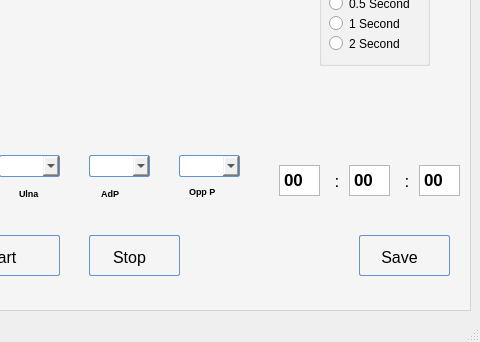
This is POML060_v1/stageprogram.ui in viniltc/POML060 as Qt 5 draws it before an edit; both pictures show x 221 to 701 and y 211 to 553 of the 701 by 553 pixel window. The edited form follows.
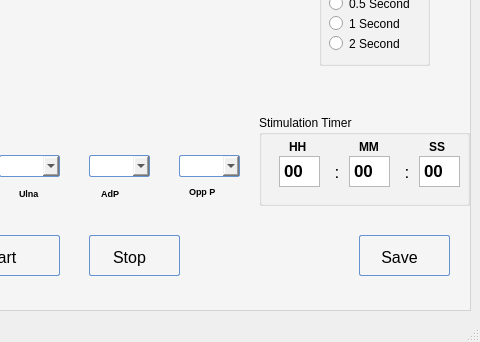
This is the edited form. Icons and pictures are not drawn. Custom widgets are drawn as their Qt base class.

Patch:
```diff
--- a/POML060_v1/stageprogram.ui
+++ b/POML060_v1/stageprogram.ui
@@ -762,7 +762,7 @@
         <property name="geometry">
          <rect>
           <x>490</x>
-          <y>320</y>
+          <y>311</y>
           <width>41</width>
           <height>31</height>
          </rect>
@@ -786,7 +786,7 @@
         <property name="geometry">
          <rect>
           <x>560</x>
-          <y>320</y>
+          <y>311</y>
           <width>41</width>
           <height>31</height>
          </rect>
@@ -810,7 +810,7 @@
         <property name="geometry">
          <rect>
           <x>630</x>
-          <y>320</y>
+          <y>311</y>
           <width>41</width>
           <height>31</height>
          </rect>
@@ -834,7 +834,7 @@
         <property name="geometry">
          <rect>
           <x>540</x>
-          <y>320</y>
+          <y>311</y>
           <width>16</width>
           <height>31</height>
          </rect>
@@ -855,7 +855,7 @@
         <property name="geometry">
          <rect>
           <x>610</x>
-          <y>320</y>
+          <y>311</y>
           <width>16</width>
           <height>31</height>
          </rect>
@@ -1256,6 +1256,80 @@
          <string>TextLabel</string>
         </property>
        </widget>
+       <widget class="QLabel" name="label_pLabel_3">
+        <property name="geometry">
+         <rect>
+          <x>500</x>
+          <y>291</y>
+          <width>31</width>
+          <height>21</height>
+         </rect>
+        </property>
+        <property name="font">
+         <font>
+          <pointsize>9</pointsize>
+          <weight>75</weight>
+          <bold>true</bold>
+         </font>
+        </property>
+        <property name="text">
+         <string>HH</string>
+        </property>
+       </widget>
+       <widget class="QLabel" name="label_pLabel_4">
+        <property name="geometry">
+         <rect>
+          <x>570</x>
+          <y>291</y>
+          <width>31</width>
+          <height>21</height>
+         </rect>
+        </property>
+        <property name="font">
+         <font>
+          <pointsize>9</pointsize>
+          <weight>75</weight>
+          <bold>true</bold>
+         </font>
+        </property>
+        <property name="text">
+         <string>MM</string>
+        </property>
+       </widget>
+       <widget class="QLabel" name="label_pLabel_5">
+        <property name="geometry">
+         <rect>
+          <x>640</x>
+          <y>291</y>
+          <width>31</width>
+          <height>21</height>
+         </rect>
+        </property>
+        <property name="font">
+         <font>
+          <pointsize>9</pointsize>
+          <weight>75</weight>
+          <bold>true</bold>
+         </font>
+        </property>
+        <property name="text">
+         <string>SS</string>
+        </property>
+       </widget>
+       <widget class="QGroupBox" name="groupBox_4">
+        <property name="geometry">
+         <rect>
+          <x>470</x>
+          <y>270</y>
+          <width>211</width>
+          <height>91</height>
+         </rect>
+        </property>
+        <property name="title">
+         <string>Stimulation Timer</string>
+        </property>
+       </widget>
+       <zorder>groupBox_4</zorder>
        <zorder>groupBox_3</zorder>
        <zorder>pushButton_stimStart</zorder>
        <zorder>pushButton_stimStop</zorder>
@@ -1291,6 +1365,9 @@
        <zorder>comboBox_frequency_4</zorder>
        <zorder>comboBox_frequency_5</zorder>
        <zorder>label</zorder>
+       <zorder>label_pLabel_3</zorder>
+       <zorder>label_pLabel_4</zorder>
+       <zorder>label_pLabel_5</zorder>
       </widget>
       <widget class="QWidget" name="tab_3">
        <attribute name="title">
```
